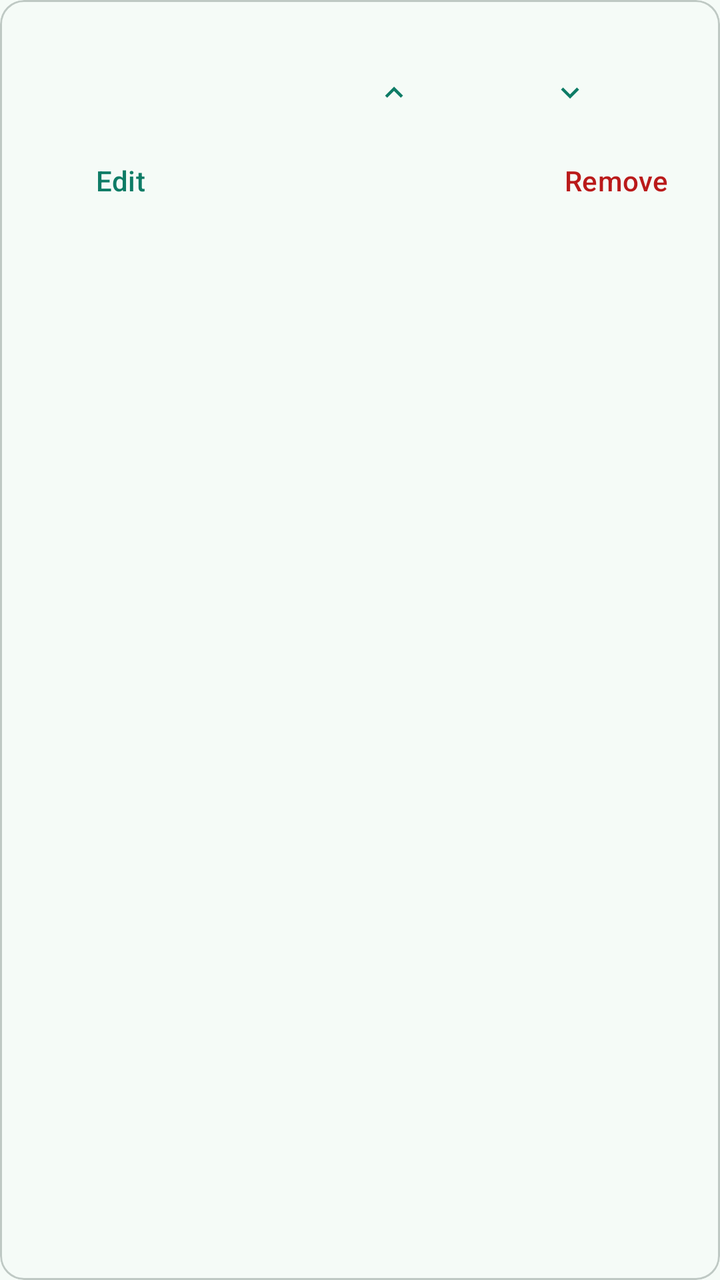
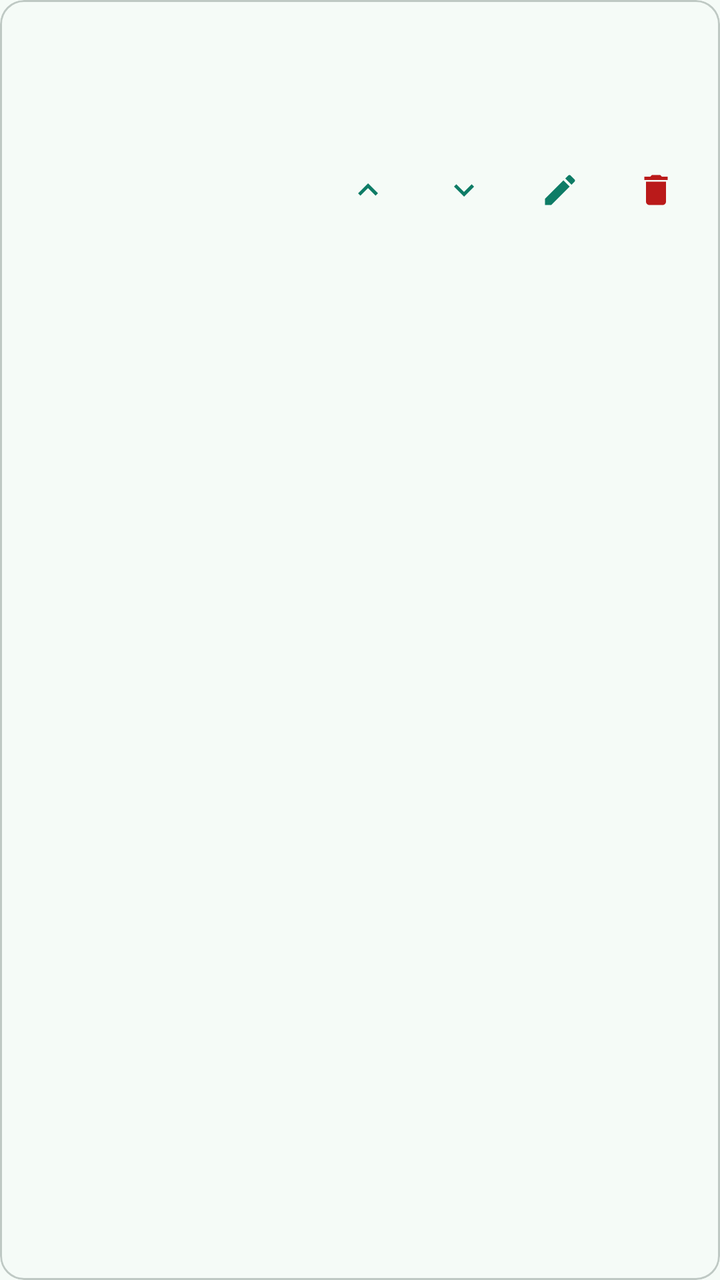

Compare the two renders of this Android layout. The source of the first and the diff that turns it into the second are given below.
<!-- AndroidManifest.xml: another module's application theme Theme.Home -->
<!-- res/layout/item_scenario_step.xml -->
<?xml version="1.0" encoding="utf-8"?>
<com.google.android.material.card.MaterialCardView xmlns:android="http://schemas.android.com/apk/res/android"
    xmlns:app="http://schemas.android.com/apk/res-auto"
    xmlns:tools="http://schemas.android.com/tools"
    tools:ignore="SelectableText"
    style="@style/Widget.Home.Card"
    android:layout_width="match_parent"
    android:layout_height="wrap_content"
    android:layout_marginBottom="8dp">

    <LinearLayout
        android:layout_width="match_parent"
        android:layout_height="wrap_content"
        android:orientation="vertical"
        android:paddingStart="16dp"
        android:paddingTop="8dp"
        android:paddingEnd="8dp"
        android:paddingBottom="4dp">

        <TextView
            android:id="@+id/step_index"
            android:layout_width="match_parent"
            android:layout_height="wrap_content"
            android:textAppearance="?attr/textAppearanceLabelMedium"
            android:textColor="?attr/colorOnSurfaceVariant" />

        <LinearLayout
            android:layout_width="match_parent"
            android:layout_height="wrap_content"
            android:gravity="center_vertical"
            android:orientation="horizontal">

            <TextView
                android:id="@+id/step_summary"
                android:layout_width="0dp"
                android:layout_height="wrap_content"
                android:layout_weight="1"
                android:textAppearance="?attr/textAppearanceBodyLarge" />

            <com.google.android.material.button.MaterialButton
                android:id="@+id/step_up"
                style="@style/Widget.Material3.Button.TextButton"
                android:layout_width="wrap_content"
                android:layout_height="wrap_content"
                android:minHeight="44dp"
                android:contentDescription="@string/scenarios_step_up"
                app:icon="@drawable/scenarios_ic_up" />

            <com.google.android.material.button.MaterialButton
                android:id="@+id/step_down"
                style="@style/Widget.Material3.Button.TextButton"
                android:layout_width="wrap_content"
                android:layout_height="wrap_content"
                android:minHeight="44dp"
                android:contentDescription="@string/scenarios_step_down"
                app:icon="@drawable/scenarios_ic_down" />
        </LinearLayout>

        <LinearLayout
            android:layout_width="match_parent"
            android:layout_height="wrap_content"
            android:orientation="horizontal">

            <com.google.android.material.button.MaterialButton
                android:id="@+id/step_edit"
                style="@style/Widget.Material3.Button.TextButton"
                android:layout_width="wrap_content"
                android:layout_height="wrap_content"
                android:minHeight="44dp"
                android:text="@string/scenarios_edit" />

            <Space
                android:layout_width="0dp"
                android:layout_height="1dp"
                android:layout_weight="1" />

            <com.google.android.material.button.MaterialButton
                android:id="@+id/step_delete"
                style="@style/Widget.Material3.Button.TextButton"
                android:layout_width="wrap_content"
                android:layout_height="wrap_content"
                android:minHeight="44dp"
                android:text="@string/scenarios_remove"
                android:textColor="?attr/colorError" />
        </LinearLayout>
    </LinearLayout>
</com.google.android.material.card.MaterialCardView>
<!-- resources referenced by this layout -->
<resources>
  <!-- drawable scenarios_ic_down (drawable) -->
  <vector xmlns:android="http://schemas.android.com/apk/res/android"
      android:width="24dp"
      android:height="24dp"
      android:viewportWidth="24"
      android:viewportHeight="24"
      android:tint="?attr/colorControlNormal">
      <path
          android:fillColor="@android:color/white"
          android:pathData="M7.41,8.59L12,13.17l4.59,-4.58L18,10l-6,6 -6,-6z" />
  </vector>
  <!-- drawable scenarios_ic_up (drawable) -->
  <vector xmlns:android="http://schemas.android.com/apk/res/android"
      android:width="24dp"
      android:height="24dp"
      android:viewportWidth="24"
      android:viewportHeight="24"
      android:tint="?attr/colorControlNormal">
      <path
          android:fillColor="@android:color/white"
          android:pathData="M7.41,15.41L12,10.83l4.59,4.58L18,14l-6,-6 -6,6z" />
  </vector>
  <string name="scenarios_edit">Edit</string>
  <string name="scenarios_remove">Remove</string>
  <string name="scenarios_step_down">Move step down</string>
  <string name="scenarios_step_up">Move step up</string>
  <color name="home_primary">#0E7C66</color>
  <color name="home_on_primary">#FFFFFF</color>
  <color name="home_primary_container">#BDF2E0</color>
  <color name="home_on_primary_container">#00201A</color>
  <color name="home_secondary">#4A635B</color>
  <color name="home_on_secondary">#FFFFFF</color>
  <color name="home_secondary_container">#CCE8DE</color>
  <color name="home_on_secondary_container">#05201A</color>
  <color name="home_tertiary">#8A5100</color>
  <color name="home_on_tertiary">#FFFFFF</color>
  <color name="home_tertiary_container">#FFDDB6</color>
  <color name="home_on_tertiary_container">#2C1600</color>
  <color name="home_error">#BA1A1A</color>
  <color name="home_surface">#F5FBF7</color>
  <color name="home_on_surface">#171D1A</color>
  <color name="home_on_surface_variant">#3F4945</color>
  <color name="home_surface_container_low">#EFF5F1</color>
  <color name="home_surface_container">#E9F0EC</color>
  <color name="home_surface_container_high">#E3EAE6</color>
  <color name="home_surface_container_highest">#DDE4E0</color>
  <color name="home_outline">#6F7975</color>
  <color name="home_outline_variant">#BFC9C4</color>
  <style name="ShapeAppearance.Home.Small" parent="ShapeAppearance.Material3.SmallComponent">
          <item name="cornerFamily">rounded</item>
          <item name="cornerSize">14dp</item>
      </style>
  <style name="ShapeAppearance.Home.Medium" parent="ShapeAppearance.Material3.MediumComponent">
          <item name="cornerFamily">rounded</item>
          <item name="cornerSize">22dp</item>
      </style>
  <style name="ShapeAppearance.Home.Large" parent="ShapeAppearance.Material3.LargeComponent">
          <item name="cornerFamily">rounded</item>
          <item name="cornerSize">28dp</item>
      </style>
  <!-- unchanged entries left out for length: 1 -->
</resources>

<!-- the commit's change to res/layout/item_scenario_step.xml (unified diff, before → after) -->
@@ -13,7 +13,7 @@
         android:layout_height="wrap_content"
         android:orientation="vertical"
         android:paddingStart="16dp"
-        android:paddingTop="8dp"
+        android:paddingTop="10dp"
         android:paddingEnd="8dp"
         android:paddingBottom="4dp">
 
@@ -24,64 +24,60 @@
             android:textAppearance="?attr/textAppearanceLabelMedium"
             android:textColor="?attr/colorOnSurfaceVariant" />
 
+        <TextView
+            android:id="@+id/step_summary"
+            android:layout_width="match_parent"
+            android:layout_height="wrap_content"
+            android:layout_marginTop="2dp"
+            android:textAppearance="?attr/textAppearanceTitleMedium"
+            android:textColor="?attr/colorOnSurface" />
+
+        <TextView
+            android:id="@+id/step_details"
+            android:layout_width="match_parent"
+            android:layout_height="wrap_content"
+            android:layout_marginTop="2dp"
+            android:textAppearance="?attr/textAppearanceBodyMedium"
+            android:textColor="?attr/colorOnSurfaceVariant" />
+
         <LinearLayout
             android:layout_width="match_parent"
             android:layout_height="wrap_content"
-            android:gravity="center_vertical"
+            android:gravity="end|center_vertical"
             android:orientation="horizontal">
-
-            <TextView
-                android:id="@+id/step_summary"
-                android:layout_width="0dp"
-                android:layout_height="wrap_content"
-                android:layout_weight="1"
-                android:textAppearance="?attr/textAppearanceBodyLarge" />
 
             <com.google.android.material.button.MaterialButton
                 android:id="@+id/step_up"
-                style="@style/Widget.Material3.Button.TextButton"
-                android:layout_width="wrap_content"
-                android:layout_height="wrap_content"
-                android:minHeight="44dp"
+                style="@style/Widget.Material3.Button.IconButton"
+                android:layout_width="48dp"
+                android:layout_height="48dp"
                 android:contentDescription="@string/scenarios_step_up"
                 app:icon="@drawable/scenarios_ic_up" />
 
             <com.google.android.material.button.MaterialButton
                 android:id="@+id/step_down"
-                style="@style/Widget.Material3.Button.TextButton"
-                android:layout_width="wrap_content"
-                android:layout_height="wrap_content"
-                android:minHeight="44dp"
+                style="@style/Widget.Material3.Button.IconButton"
+                android:layout_width="48dp"
+                android:layout_height="48dp"
                 android:contentDescription="@string/scenarios_step_down"
                 app:icon="@drawable/scenarios_ic_down" />
-        </LinearLayout>
-
-        <LinearLayout
-            android:layout_width="match_parent"
-            android:layout_height="wrap_content"
-            android:orientation="horizontal">
 
             <com.google.android.material.button.MaterialButton
                 android:id="@+id/step_edit"
-                style="@style/Widget.Material3.Button.TextButton"
-                android:layout_width="wrap_content"
-                android:layout_height="wrap_content"
-                android:minHeight="44dp"
-                android:text="@string/scenarios_edit" />
-
-            <Space
-                android:layout_width="0dp"
-                android:layout_height="1dp"
-                android:layout_weight="1" />
+                style="@style/Widget.Material3.Button.IconButton"
+                android:layout_width="48dp"
+                android:layout_height="48dp"
+                android:contentDescription="@string/scenarios_edit"
+                app:icon="@drawable/scenarios_ic_edit" />
 
             <com.google.android.material.button.MaterialButton
                 android:id="@+id/step_delete"
-                style="@style/Widget.Material3.Button.TextButton"
-                android:layout_width="wrap_content"
-                android:layout_height="wrap_content"
-                android:minHeight="44dp"
-                android:text="@string/scenarios_remove"
-                android:textColor="?attr/colorError" />
+                style="@style/Widget.Material3.Button.IconButton"
+                android:layout_width="48dp"
+                android:layout_height="48dp"
+                android:contentDescription="@string/scenarios_remove"
+                app:icon="@drawable/scenarios_ic_delete"
+                app:iconTint="?attr/colorError" />
         </LinearLayout>
     </LinearLayout>
 </com.google.android.material.card.MaterialCardView>
<!-- resource entries referenced after the edit -->
@@ -1,5 +1,16 @@
 <!-- resources referenced by this layout -->
 <resources>
+  <!-- drawable scenarios_ic_delete (drawable) -->
+  <vector xmlns:android="http://schemas.android.com/apk/res/android"
+      android:width="24dp"
+      android:height="24dp"
+      android:viewportWidth="24"
+      android:viewportHeight="24"
+      android:tint="?attr/colorControlNormal">
+      <path
+          android:fillColor="@android:color/white"
+          android:pathData="M6,19c0,1.1 0.9,2 2,2h8c1.1,0 2,-0.9 2,-2V7H6v12zM19,4h-3.5l-1,-1h-5l-1,1H5v2h14V4z" />
+  </vector>
   <!-- drawable scenarios_ic_down (drawable) -->
   <vector xmlns:android="http://schemas.android.com/apk/res/android"
       android:width="24dp"
@@ -10,6 +21,17 @@
       <path
           android:fillColor="@android:color/white"
           android:pathData="M7.41,8.59L12,13.17l4.59,-4.58L18,10l-6,6 -6,-6z" />
+  </vector>
+  <!-- drawable scenarios_ic_edit (drawable) -->
+  <vector xmlns:android="http://schemas.android.com/apk/res/android"
+      android:width="24dp"
+      android:height="24dp"
+      android:viewportWidth="24"
+      android:viewportHeight="24"
+      android:tint="?attr/colorControlNormal">
+      <path
+          android:fillColor="@android:color/white"
+          android:pathData="M3,17.25V21h3.75L17.81,9.94l-3.75,-3.75L3,17.25zM20.71,7.04c0.39,-0.39 0.39,-1.02 0,-1.41l-2.34,-2.34c-0.39,-0.39 -1.02,-0.39 -1.41,0l-1.83,1.83 3.75,3.75 1.83,-1.83z" />
   </vector>
   <!-- drawable scenarios_ic_up (drawable) -->
   <vector xmlns:android="http://schemas.android.com/apk/res/android"
